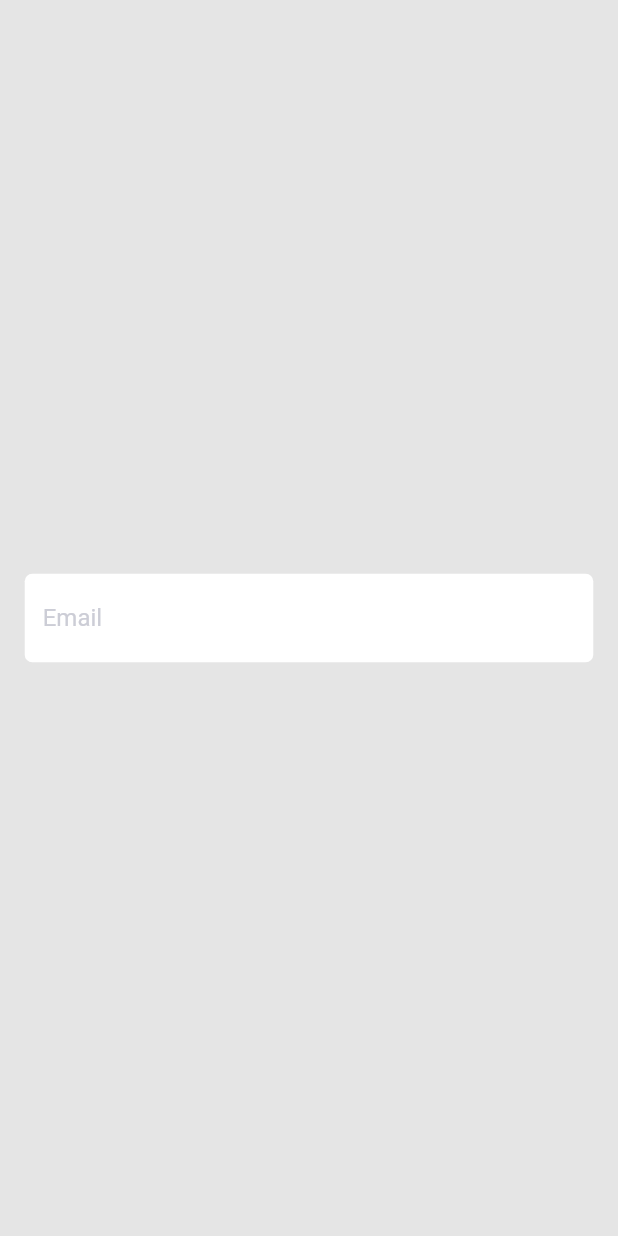
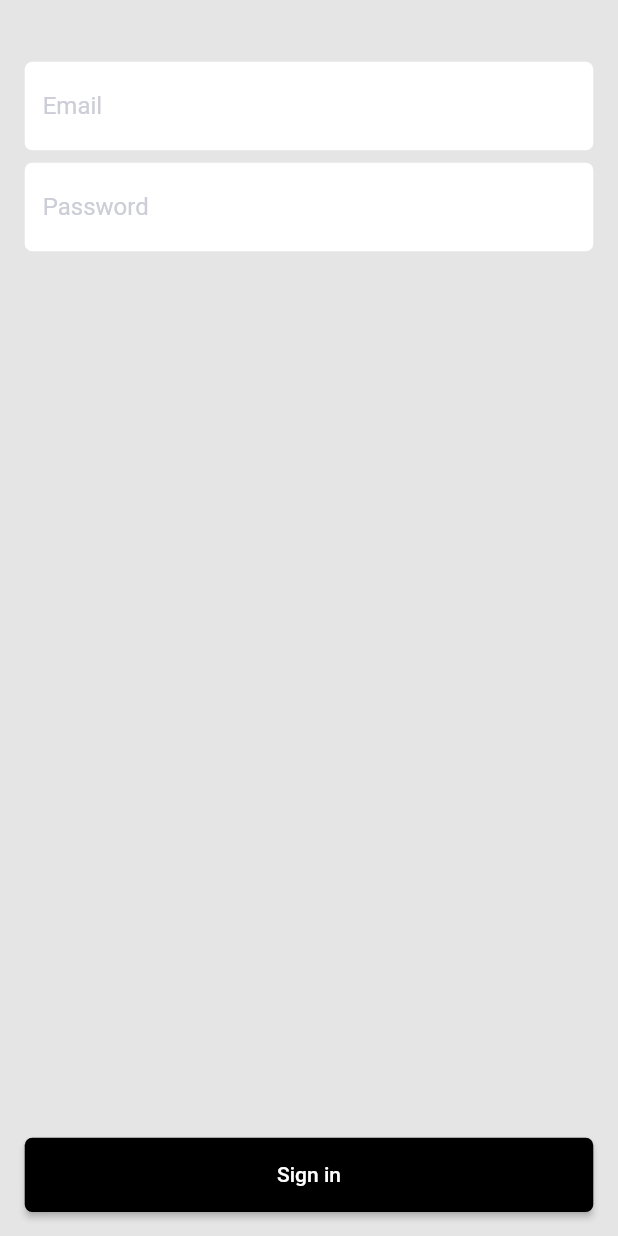
Before and after one commit to BekzodGayratov/Naf, a Flutter app: the screen it shows after launch, on a phone screen of 412 x 824 dp. Run offline on Flutter 3.47's test engine with Material 2 defaults, Android fonts, the phone set to English and light mode, and no system bars; our stand-ins replace bloc, dio, easy_localization, firebase_auth, firebase_core, flutter_bloc and 1 more; accounts and stored records are empty.

Commit message:
Some UI components are added

```diff
--- a/lib/core/constants/theme.dart
+++ b/lib/core/constants/theme.dart
@@ -1,6 +1,7 @@
 import 'package:flutter/material.dart';
 
 class NafTheme {
+  static const Color itemColor = Color(0xff000000);
   static ThemeData them = ThemeData(
     scaffoldBackgroundColor: const Color(0xffE5E5E5),
     cardColor: const Color(0xffFFFFFF),
--- /dev/null
+++ b/lib/core/widgets/next_button.dart
@@ -0,0 +1,25 @@
+import 'package:flutter/material.dart';
+import 'package:responsive/core/constants/theme.dart';
+import 'package:responsive/core/extensions/media_query_ext.dart';
+
+class NextButton extends StatelessWidget {
+  final Widget child;
+  final VoidCallback onPressed;
+  const NextButton({super.key, required this.child, required this.onPressed});
+
+  @override
+  Widget build(BuildContext context) {
+    return SizedBox(
+      height: context.height * 0.06,
+      width: double.infinity,
+      child: ElevatedButton(
+        style: ElevatedButton.styleFrom(
+            backgroundColor: NafTheme.itemColor,
+            shape: RoundedRectangleBorder(
+                borderRadius: BorderRadius.circular(5.0))),
+        onPressed: onPressed,
+        child: child,
+      ),
+    );
+  }
+}
--- a/lib/core/widgets/text_form_field.dart
+++ b/lib/core/widgets/text_form_field.dart
@@ -1,4 +1,5 @@
 import 'package:flutter/material.dart';
+import 'package:responsive/core/constants/theme.dart';
 
 class TextFormFieldWidget extends StatelessWidget {
   final TextEditingController controller;
@@ -16,6 +17,8 @@ class TextFormFieldWidget extends StatelessWidget {
   @override
   Widget build(BuildContext context) {
     return TextFormField(
+      controller: controller,
+      cursorColor: NafTheme.itemColor,
       keyboardType: textInputType,
       decoration: InputDecoration(
         filled: true,
--- a/lib/cubit/auth/sign_in/sign_in_cubit.dart
+++ b/lib/cubit/auth/sign_in/sign_in_cubit.dart
@@ -6,5 +6,17 @@ class SignInCubit extends Cubit<SignInState> {
   TextEditingController emailController = TextEditingController();
   TextEditingController passwordController = TextEditingController();
 
-
+  signIn() async {
+    try {
+      await FirebaseAuth.instance.signInWithEmailAndPassword(
+          email: emailController.text, password: passwordController.text);
+      emit(SignInCompleteState());
+    } on FirebaseAuthException catch (e) {
+      if (e.code == 'user-not-found') {
+        print("No user found for that email");
+      } else if (e.code == 'wrong-password') {
+        print("Wrong password provided for that user");
+      }
+    }
+  }
 }
--- a/lib/cubit/auth/sign_in/sign_in_state.dart
+++ b/lib/cubit/auth/sign_in/sign_in_state.dart
@@ -1,5 +1,7 @@
 
 import 'package:bloc/bloc.dart';
+import 'package:easy_localization/easy_localization.dart';
+import 'package:firebase_auth/firebase_auth.dart';
 import 'package:flutter/material.dart';
 
 part 'sign_in_cubit.dart';
--- /dev/null
+++ b/lib/cubit/auth/sign_up/sign_up_cubit.dart
@@ -0,0 +1,5 @@
+part of 'sign_up_state.dart';
+
+class SignUpCubit extends Cubit<SignUpState> {
+  SignUpCubit() : super(SignUpInitialState());
+}
--- /dev/null
+++ b/lib/helpers/alert_widget.dart
@@ -0,0 +1,5 @@
+import 'package:fluttertoast/fluttertoast.dart';
+
+void showNafAlert(String msg) {
+  Fluttertoast.showToast(msg: msg);
+}
--- a/lib/lang/en.json
+++ b/lib/lang/en.json
@@ -1,4 +1,5 @@
 {
     "email":"Email",
-    "password":"Password"
+    "password":"Password",
+    "signIn":"Sign in"
 }
--- a/lib/lang/uz.json
+++ b/lib/lang/uz.json
@@ -1,4 +1,5 @@
 {
     "email":"Elektron pochta",
-    "password":"Parol"
+    "password":"Parol",
+    "signIn":"Kirish"
 }
--- a/lib/main.dart
+++ b/lib/main.dart
@@ -4,6 +4,7 @@ import 'package:flutter/material.dart';
 import 'package:flutter_bloc/flutter_bloc.dart';
 import 'package:responsive/core/constants/theme.dart';
 import 'package:responsive/cubit/auth/sign_in/sign_in_state.dart';
+import 'package:responsive/cubit/auth/sign_up/sign_up_state.dart';
 import 'package:responsive/cubit/home/user_cubit.dart';
 import 'package:responsive/router/router.dart';
 
@@ -16,6 +17,7 @@ void main() async {
       providers: [
         BlocProvider(create: (context) => UserCubit()),
         BlocProvider(create: (context) => SignInCubit()),
+        BlocProvider(create: (context) => SignUpCubit()),
       ],
       child: EasyLocalization(
           saveLocale: true,
--- a/lib/view/auth/sign_in/sign_in_page.dart
+++ b/lib/view/auth/sign_in/sign_in_page.dart
@@ -1,7 +1,8 @@
 import 'package:easy_localization/easy_localization.dart';
 import 'package:flutter/material.dart';
 import 'package:flutter_bloc/flutter_bloc.dart';
-import 'package:responsive/core/widgets/headline_two_text.dart';
+import 'package:responsive/core/extensions/media_query_ext.dart';
+import 'package:responsive/core/widgets/next_button.dart';
 import 'package:responsive/core/widgets/standart_padding.dart';
 import 'package:responsive/core/widgets/text_form_field.dart';
 import 'package:responsive/cubit/auth/sign_in/sign_in_state.dart';
@@ -16,18 +17,40 @@ class SignInPage extends StatelessWidget {
   }
 
   Scaffold _scaffold(BuildContext context, SignInState state) => Scaffold(
+        resizeToAvoidBottomInset: true,
         body: SafeArea(child: _signInForm(context, state)),
+        floatingActionButton: StandartPadding(
+            child: NextButton(
+                child: Text("signIn".tr()),
+                onPressed: () {
+                  context.read<SignInCubit>().signIn();
+                })),
+        floatingActionButtonLocation: FloatingActionButtonLocation.centerFloat,
       );
 
   Form _signInForm(BuildContext context, SignInState state) => Form(
         child: StandartPadding(
           child: Column(
-            crossAxisAlignment: CrossAxisAlignment.center,
-            mainAxisAlignment: MainAxisAlignment.center,
             children: [
-              TextFormFieldWidget(
-                hintText: "email".tr(),
-                controller: context.watch<SignInCubit>().emailController,
+              SizedBox(
+                height: context.height * 0.05,
+              ),
+              Expanded(
+                child: Column(
+                  children: [
+                    TextFormFieldWidget(
+                      hintText: "email".tr(),
+                      controller: context.watch<SignInCubit>().emailController,
+                    ),
+                    SizedBox(
+                      height: context.height * 0.01,
+                    ),
+                    TextFormFieldWidget(
+                        hintText: "password".tr(),
+                        controller:
+                            context.watch<SignInCubit>().passwordController)
+                  ],
+                ),
               ),
             ],
           ),
--- a/pubspec.yaml
+++ b/pubspec.yaml
@@ -72,7 +72,7 @@ flutter:
   # To add assets to your application, add an assets section, like this:
   assets:
     - lib/lang/
-  #   - images/a_dot_ham.jpeg
+    - assets/
 
   # An image asset can refer to one or more resolution-specific "variants", see
   # https://flutter.dev/assets-and-images/#resolution-aware
```
Also changed, not shown: lib/cubit/auth/sign_up/sign_up_state.dart (added, +24 -0 lines), lib/view/auth/sign_up/sign_up_page.dart (+46 -1 lines), lib/view/home/home_page.dart (+6 -1 lines), lib/view/splash/splash_screen.dart (+7 -6 lines).
